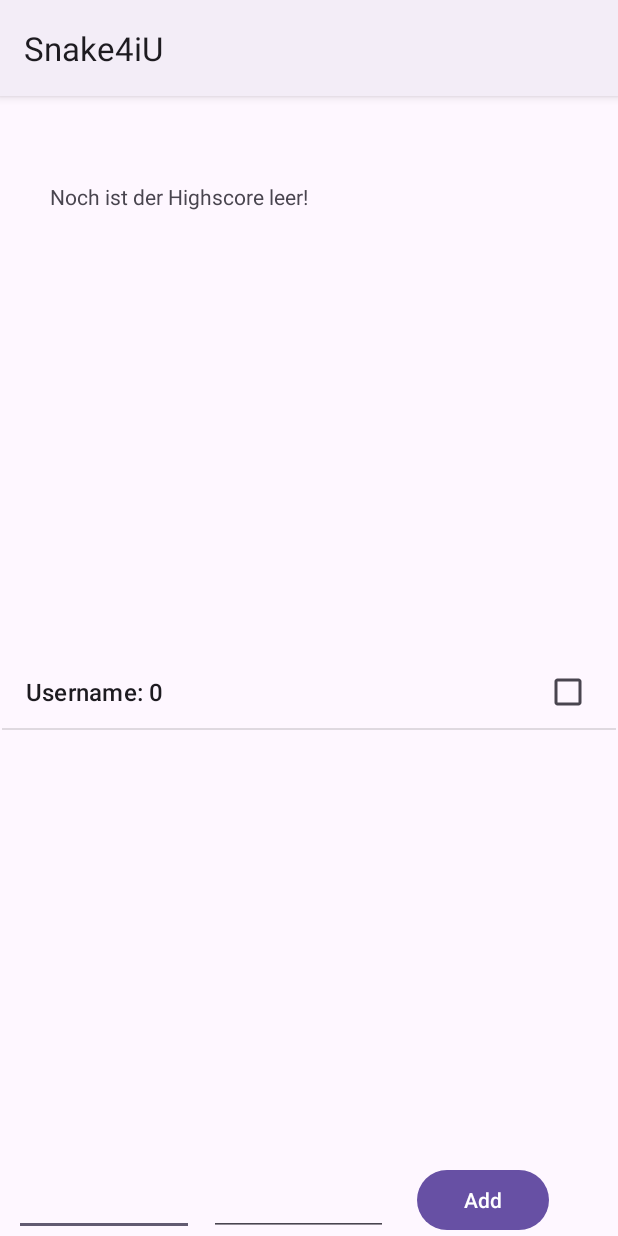
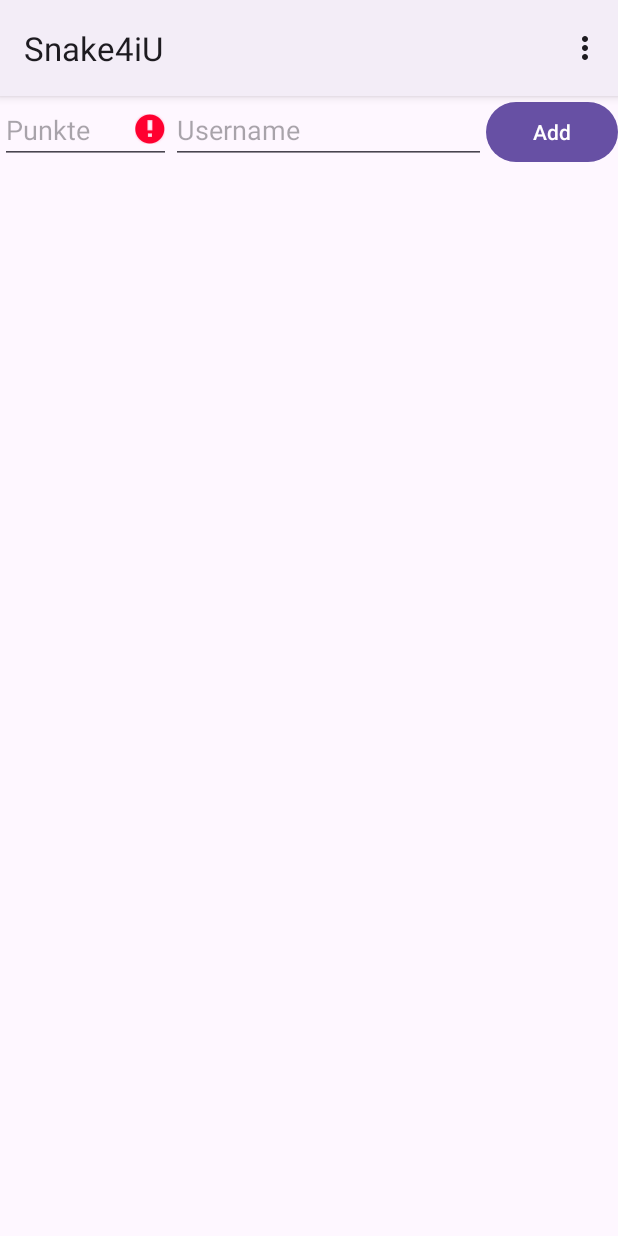
Before and after one commit to knautschka/Snake4iU, an Android app: the HighscoreActivity screen opened directly, with no data from a screen before it, after a tap on "Add", on a phone screen of 412 x 824 dp. Run offline under Robolectric (Android 15) with nearby library versions, the phone set to English and light mode, and no system bars.

Commit message:
Highscore progressed
Weitere Verbesserungen des Highscores.

```diff
--- a/app/src/main/res/layout/activity_highscore.xml
+++ b/app/src/main/res/layout/activity_highscore.xml
@@ -1,73 +1,45 @@
 <?xml version="1.0" encoding="utf-8"?>
-<androidx.constraintlayout.widget.ConstraintLayout xmlns:android="http://schemas.android.com/apk/res/android"
-    xmlns:app="http://schemas.android.com/apk/res-auto"
-    xmlns:tools="http://schemas.android.com/tools"
+<LinearLayout
+    xmlns:android="http://schemas.android.com/apk/res/android"
+    android:orientation="vertical"
     android:layout_width="match_parent"
-    android:layout_height="match_parent"
-    tools:context=".HighscoreActivity">
+    android:layout_height="match_parent">
 
-    <TextView
-        android:id="@+id/textViewHighscore"
-        android:layout_width="0dp"
-        android:layout_height="0dp"
-        android:layout_marginStart="33dp"
-        android:layout_marginTop="57dp"
-        android:layout_marginEnd="33dp"
-        android:layout_marginBottom="314dp"
-        android:text="Noch ist der Highscore leer!"
-        app:layout_constraintBottom_toTopOf="@+id/editTextUsername"
-        app:layout_constraintEnd_toEndOf="parent"
-        app:layout_constraintStart_toStartOf="parent"
-        app:layout_constraintTop_toTopOf="parent" />
+    <LinearLayout
+        android:orientation="horizontal"
+        android:layout_width="fill_parent"
+        android:layout_height="wrap_content"
+        android:focusableInTouchMode="true">
+
+        <EditText
+            android:layout_width="wrap_content"
+            android:layout_height="wrap_content"
+            android:hint="Punkte"
+            android:inputType="number"
+            android:id="@+id/editTextPoints"
+            android:layout_weight="1"/>
+
+        <EditText
+            android:layout_width="wrap_content"
+            android:layout_height="wrap_content"
+            android:hint="Username"
+            android:id="@+id/editTextUsername"
+            android:layout_weight="4" />
+
+        <Button
+            android:layout_width="wrap_content"
+            android:layout_height="wrap_content"
+            android:text="Add"
+            android:id="@+id/addEntry" />
+
+    </LinearLayout>
 
     <ListView
         android:id="@+id/highscoreListView"
-        android:layout_width="0dp"
-        android:layout_height="0dp"
-        android:layout_marginStart="1dp"
-        android:layout_marginTop="373dp"
-        android:layout_marginEnd="1dp"
-        android:layout_marginBottom="9dp"
-        app:layout_constraintBottom_toTopOf="@+id/editTextPoints"
-        app:layout_constraintEnd_toEndOf="parent"
-        app:layout_constraintStart_toStartOf="parent"
-        app:layout_constraintTop_toTopOf="parent" />
+        android:layout_width="match_parent"
+        android:layout_height="wrap_content"
+        android:layout_gravity="center_horizontal"
+        android:clickable="true"
+        android:longClickable="true" />
 
-    <Button
-        android:id="@+id/addEntry"
-        android:layout_width="wrap_content"
-        android:layout_height="wrap_content"
-        android:layout_marginEnd="46dp"
-        android:text="Add"
-        app:layout_constraintBottom_toBottomOf="@+id/editTextPoints"
-        app:layout_constraintEnd_toEndOf="parent"
-        app:layout_constraintStart_toEndOf="@+id/editTextPoints" />
-
-    <EditText
-        android:id="@+id/editTextUsername"
-        android:layout_width="0dp"
-        android:layout_height="0dp"
-        android:layout_marginStart="9dp"
-        android:layout_marginEnd="10dp"
-        android:ems="10"
-        android:inputType="textPersonName"
-        android:text="Username"
-        app:layout_constraintBottom_toBottomOf="parent"
-        app:layout_constraintEnd_toStartOf="@+id/editTextPoints"
-        app:layout_constraintStart_toStartOf="parent"
-        app:layout_constraintTop_toBottomOf="@+id/textViewHighscore" />
-
-    <EditText
-        android:id="@+id/editTextPoints"
-        android:layout_width="0dp"
-        android:layout_height="0dp"
-        android:layout_marginEnd="19dp"
-        android:ems="10"
-        android:inputType="number"
-        android:text="0"
-        app:layout_constraintBottom_toBottomOf="parent"
-        app:layout_constraintEnd_toStartOf="@+id/addEntry"
-        app:layout_constraintStart_toEndOf="@+id/editTextUsername"
-        app:layout_constraintTop_toBottomOf="@+id/highscoreListView" />
-
-</androidx.constraintlayout.widget.ConstraintLayout>
+</LinearLayout>
```
Also changed, not shown: app/src/main/java/com/example/snake4iu/HighscoreActivity.java (+86 -16 lines).
